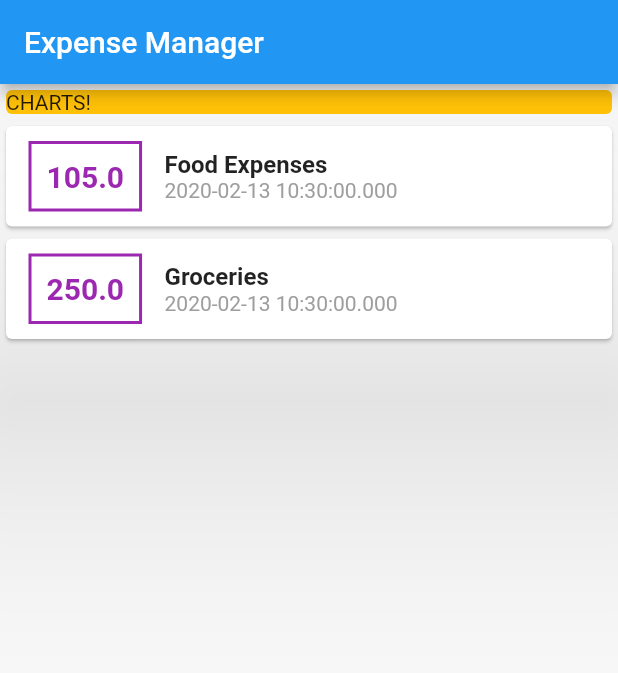
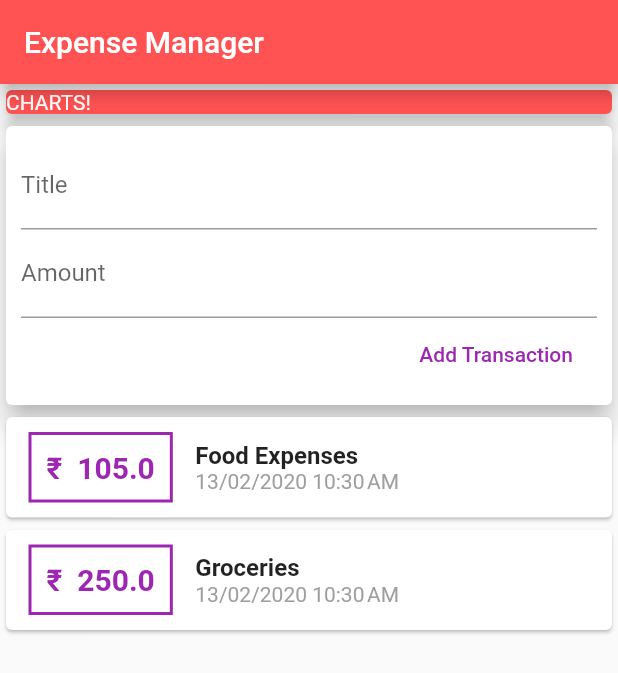
Before and after one commit to nagpalShaurya/Personal-Expense-Manager, a Flutter app: the screen it shows after launch, on a phone screen of 412 x 824 dp. Shown: the top 673 px of the screen. Run offline on Flutter 3.47's test engine with Material 2 defaults, Android fonts, the phone set to English and light mode, and no system bars.

Commit message:
splitting into widgets

```diff
--- a/lib/main.dart
+++ b/lib/main.dart
@@ -1,7 +1,6 @@
-import 'package:expense_manager/transaction.dart';
+import './widgets/user_transactions.dart';
 import 'package:flutter/material.dart';
 
-import './transaction.dart';
 
 void main() => runApp(MyApp());
 
@@ -17,22 +16,11 @@ class MyApp extends StatelessWidget {
 
 class MyHomePage extends StatelessWidget {
 
-  final List<Transaction> transactions = [
 
-    Transaction (
-      id: 't1',
-      amount: 105.00,
-      title: 'Food Expenses',
-      date: DateTime.now()
-      ),
-
-    Transaction (
-      id: 't2',
-      amount: 250.00,
-      title: 'Groceries',
-      date: DateTime.now()
-      ),
-  ];
+  // String titleInput;
+  // String amountInput;
+  final titlecontroller = TextEditingController();
+  final amountcontroller = TextEditingController();
 
 
 
@@ -41,6 +29,7 @@ class MyHomePage extends StatelessWidget {
     return Scaffold(
       appBar: AppBar(
         title: Text('Expense Manager'),
+        backgroundColor: Colors.redAccent,
       ),
       body: Column(
 
@@ -58,54 +47,14 @@ class MyHomePage extends StatelessWidget {
         Container(
           width:double.infinity,
           child: Card(
-            color: Colors.amber,
-            elevation:100,
-            child: Text('CHARTS!'),           //method 2 to do the same....
+            color: Colors.redAccent,
+            elevation:5,
+            child: Text('CHARTS!',style: TextStyle(color: Colors.white),),           //method 2 to do the same....
           ),
         ),
 
-        Column(children: transactions.map((tx) {
-          return Card (
-            child: Row(children: <Widget>[
-                  Container (
-                    margin: EdgeInsets.symmetric(
-                      vertical:10,
-                      horizontal: 15,
-                      ),
-                    decoration: BoxDecoration(
-                        border: Border.all(
-                        color: Colors.purple,
-                        width:2,
-                        ),
-                      ),
-                    padding: EdgeInsets.all(10),
-                    child: Text(tx.amount.toString(),
-                    style: TextStyle(
-                      fontWeight: FontWeight.bold,
-                      fontSize: 20,
-                      color: Colors.purple,
-                      ),
-                    ),
-                    ),
+        UserTransactions()
 
-                  Column(
-                    crossAxisAlignment: CrossAxisAlignment.start,
-                    children: <Widget>[
-                    Text(
-                      tx.title,
-                      style: TextStyle(
-                        fontSize: 16,
-                        fontWeight: FontWeight.bold,
-                      ),),
-                    Text(tx.date.toString(),
-                      style: TextStyle(color: Colors.grey),
-                    ),
-                  ],
-                  ),
-            ],),
-            );
-
-        }).toList()),
       ],
       ),
     );
--- /dev/null
+++ b/lib/widgets/new_transaction.dart
@@ -0,0 +1,51 @@
+import 'package:flutter/material.dart';
+
+class NewTransaction extends StatelessWidget {
+
+  final Function addTx;
+  final titlecontroller = TextEditingController();
+  final amountcontroller = TextEditingController();
+
+  NewTransaction(this.addTx);
+
+  @override
+  Widget build(BuildContext context) {
+    return Card(
+          elevation: 7,
+          child: Container(
+            padding: EdgeInsets.all(10),
+            child: Column(
+              crossAxisAlignment: CrossAxisAlignment.end,
+              children: <Widget>[
+                TextField(
+                  decoration: InputDecoration(labelText: 'Title',
+                  ),
+                  // onChanged: (value) {
+                  //   titleInput = value;
+                  // },
+                  controller: titlecontroller,
+                  ),
+                TextField(
+                  decoration: InputDecoration(labelText: 'Amount'),
+                  keyboardType: TextInputType.number,
+                  // onChanged: (value) {
+                  //   amountInput = value;
+                  // },
+                  controller: amountcontroller,
+                  ),
+
+                  FlatButton(
+                    textColor: Colors.purple,
+                    onPressed: (){
+                      addTx(
+                        titlecontroller.text,
+                        double.parse(amountcontroller.text)
+                        );
+                    },
+                    child: Text('Add Transaction'))
+              ],
+        ),
+          ),
+        );
+  }
+}
--- /dev/null
+++ b/lib/widgets/transaction_list.dart
@@ -0,0 +1,59 @@
+import '../models/transaction.dart';
+import 'package:flutter/material.dart';
+import 'package:intl/intl.dart';
+
+
+class TransactionList extends StatelessWidget {
+final List<Transaction> trans;
+
+TransactionList(this.trans);
+
+ @override
+  Widget build(BuildContext context) {
+    return Column(children: trans.map((tx) {
+          return Card (
+            child: Row(children: <Widget>[
+                  Container (
+                    margin: EdgeInsets.symmetric(
+                      vertical:10,
+                      horizontal: 15,
+                      ),
+                    decoration: BoxDecoration(
+                        border: Border.all(
+                        color: Colors.purple,
+                        width:2,
+                        ),
+                      ),
+                    padding: EdgeInsets.all(10),
+                    child: Text('₹  ' + tx.amount.toString(),
+                    style: TextStyle(
+                      fontWeight: FontWeight.bold,
+                      fontSize: 20,
+                      color: Colors.purple,
+                      ),
+                    ),
+                    ),
+
+                  Column(
+                    crossAxisAlignment: CrossAxisAlignment.start,
+                    children: <Widget>[
+                    Text(
+                      tx.title,
+                      style: TextStyle(
+                        fontSize: 16,
+                        fontWeight: FontWeight.bold,
+                      ),
+                      ),
+                    Text(
+                      DateFormat('dd/MM/yyyy').add_jm().format(tx.date),
+                      style: TextStyle(color: Colors.grey),
+                    ),
+                  ],
+                  ),
+            ],),
+            );
+
+        }).toList(),
+  );
+  }
+}
--- /dev/null
+++ b/lib/widgets/user_transactions.dart
@@ -0,0 +1,49 @@
+import 'package:flutter/material.dart';
+import './new_transaction.dart';
+import './transaction_list.dart';
+import '../models/transaction.dart';
+
+class UserTransactions extends StatefulWidget {
+  @override
+  _UserTransactionsState createState() => _UserTransactionsState();
+}
+
+class _UserTransactionsState extends State<UserTransactions> {
+final List<Transaction> _userTransactions = [
+      Transaction (
+      id: 't1',
+      amount: 105.00,
+      title: 'Food Expenses',
+      date: DateTime.now()
+      ),
+
+    Transaction (
+      id: 't2',
+      amount: 250.00,
+      title: 'Groceries',
+      date: DateTime.now()
+      ),
+  ];
+
+ void _addNewTransaction(String title, double amount) {
+   final newTX = Transaction(
+     id: DateTime.now().toString(),
+     title: title,
+     amount: amount,
+     date: DateTime.now()
+     );
+
+     setState(() {
+       _userTransactions.add(newTX);
+     });
+ }
+  @override
+  Widget build(BuildContext context) {
+    return Column (
+      children: <Widget>[
+         NewTransaction(_addNewTransaction),
+         TransactionList(_userTransactions)
+      ],
+    );
+  }
+}
--- a/pubspec.yaml
+++ b/pubspec.yaml
@@ -19,6 +19,7 @@ environment:
 dependencies:
   flutter:
     sdk: flutter
+  intl: ^0.16.1
 
   # The following adds the Cupertino Icons font to your application.
   # Use with the CupertinoIcons class for iOS style icons.
```
Also changed, not shown: lib/models/transaction.dart (renamed from lib/transaction.dart), pubspec.lock.
